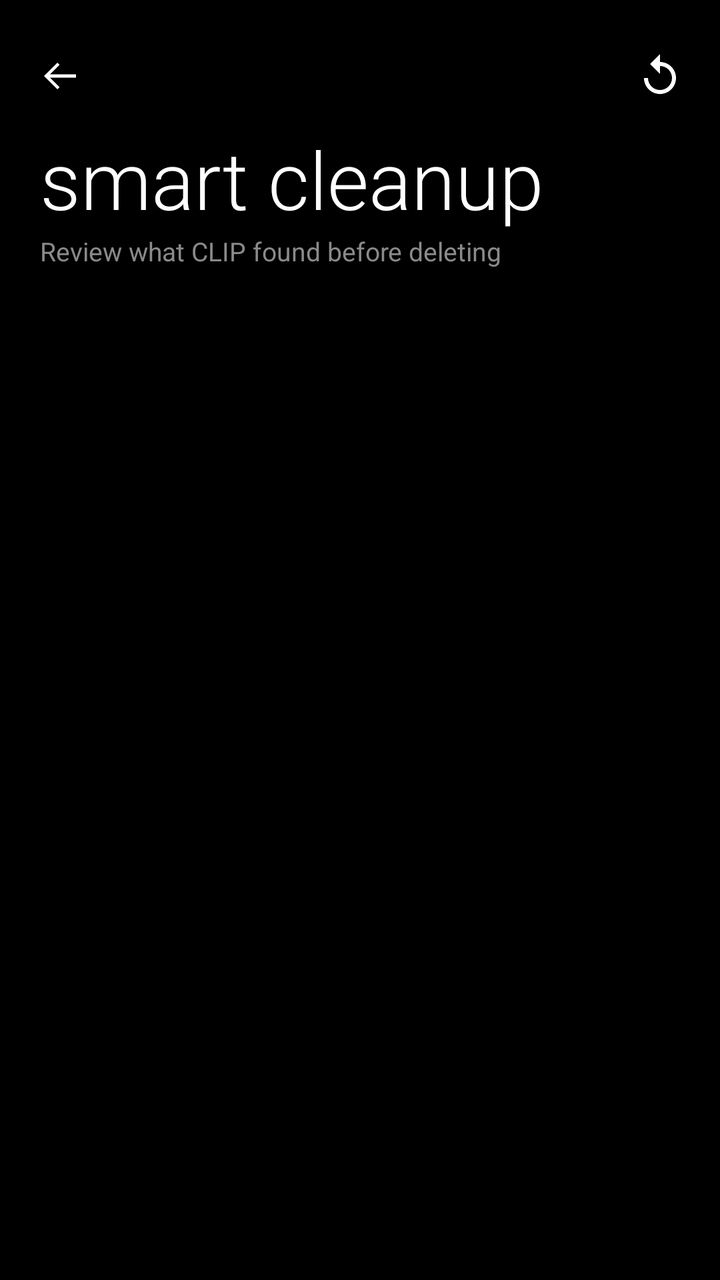
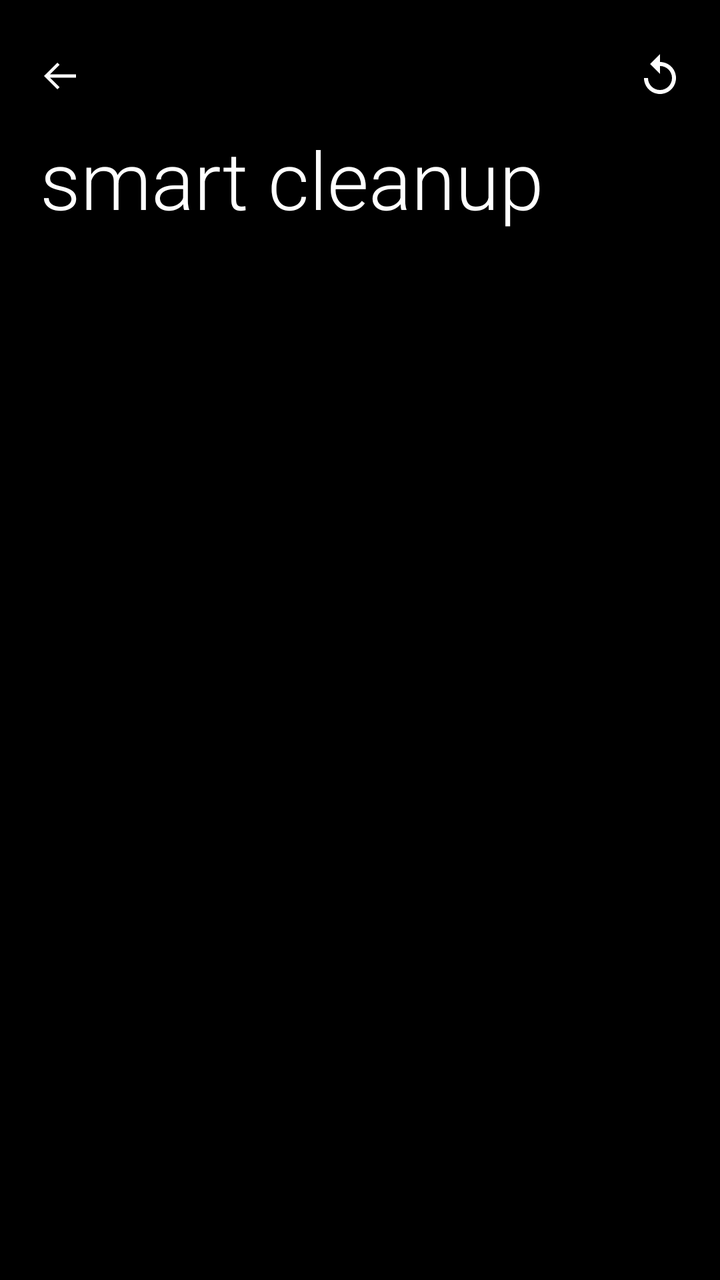

Before-and-after screenshots of an Android layout around one commit, followed by the original layout XML and the change that was made.
<!-- AndroidManifest.xml: application theme Theme.GallerySearch -->
<!-- res/layout/activity_smart_cleanup.xml -->
<?xml version="1.0" encoding="utf-8"?>
<FrameLayout xmlns:android="http://schemas.android.com/apk/res/android"
    android:id="@+id/cleanupRoot"
    android:layout_width="match_parent"
    android:layout_height="match_parent"
    android:background="#000000">

    <LinearLayout
        android:layout_width="match_parent"
        android:layout_height="match_parent"
        android:orientation="vertical">

        <FrameLayout
            android:id="@+id/topBar"
            android:layout_width="match_parent"
            android:layout_height="wrap_content"
            android:paddingTop="14dp"
            android:paddingBottom="6dp">

            <ImageButton
                android:id="@+id/backBtn"
                android:layout_width="48dp"
                android:layout_height="48dp"
                android:layout_gravity="start|center_vertical"
                android:layout_marginStart="6dp"
                android:background="?android:attr/selectableItemBackgroundBorderless"
                android:contentDescription="Back"
                android:padding="12dp"
                android:src="@drawable/ic_fluent_back_24_regular"
                android:tint="#FFFFFF" />

            <ImageButton
                android:id="@+id/refreshBtn"
                android:layout_width="48dp"
                android:layout_height="48dp"
                android:layout_gravity="end|center_vertical"
                android:layout_marginEnd="6dp"
                android:background="?android:attr/selectableItemBackgroundBorderless"
                android:contentDescription="Refresh"
                android:padding="12dp"
                android:src="@drawable/ic_fluent_replay_24_regular"
                android:tint="#FFFFFF" />
        </FrameLayout>

        <FrameLayout
            android:layout_width="match_parent"
            android:layout_height="0dp"
            android:layout_weight="1">

            
            <ScrollView
                android:id="@+id/overviewView"
                android:layout_width="match_parent"
                android:layout_height="match_parent"
                android:scrollbars="none">

                <LinearLayout
                    android:layout_width="match_parent"
                    android:layout_height="wrap_content"
                    android:orientation="vertical"
                    android:paddingStart="20dp"
                    android:paddingEnd="20dp"
                    android:paddingBottom="32dp">

                    <TextView
                        android:layout_width="wrap_content"
                        android:layout_height="wrap_content"
                        android:fontFamily="sans-serif-light"
                        android:includeFontPadding="false"
                        android:text="smart cleanup"
                        android:textColor="#FFFFFF"
                        android:textSize="40sp" />

                    <TextView
                        android:id="@+id/overviewSubtitle"
                        android:layout_width="match_parent"
                        android:layout_height="wrap_content"
                        android:includeFontPadding="false"
                        android:paddingTop="4dp"
                        android:text="Review what CLIP found before deleting"
                        android:textColor="#8A8A8A"
                        android:textSize="13sp" />

                    
                    <LinearLayout
                        android:id="@+id/progressRow"
                        android:layout_width="match_parent"
                        android:layout_height="wrap_content"
                        android:layout_marginTop="28dp"
                        android:gravity="center_vertical"
                        android:orientation="horizontal"
                        android:visibility="gone">

                        <ProgressBar
                            android:layout_width="22dp"
                            android:layout_height="22dp" />

                        <TextView
                            android:id="@+id/progressText"
                            android:layout_width="wrap_content"
                            android:layout_height="wrap_content"
                            android:layout_marginStart="14dp"
                            android:text="Analyzing your library…"
                            android:textColor="#CFCFCF"
                            android:textSize="14sp" />
                    </LinearLayout>

                    
                    <LinearLayout
                        android:id="@+id/indexingBanner"
                        android:layout_width="match_parent"
                        android:layout_height="wrap_content"
                        android:layout_marginTop="20dp"
                        android:background="#1A1A1A"
                        android:orientation="vertical"
                        android:paddingStart="16dp"
                        android:paddingTop="14dp"
                        android:paddingEnd="16dp"
                        android:paddingBottom="14dp"
                        android:visibility="gone">

                        <TextView
                            android:layout_width="wrap_content"
                            android:layout_height="wrap_content"
                            android:includeFontPadding="false"
                            android:text="Indexing isn't finished"
                            android:textColor="#FFC24B"
                            android:textSize="14sp"
                            android:textStyle="bold" />

                        <TextView
                            android:id="@+id/indexingBannerText"
                            android:layout_width="match_parent"
                            android:layout_height="wrap_content"
                            android:includeFontPadding="false"
                            android:paddingTop="6dp"
                            android:textColor="#B8B8B8"
                            android:textSize="13sp" />
                    </LinearLayout>

                    <LinearLayout
                        android:id="@+id/summaryCard"
                        android:layout_width="match_parent"
                        android:layout_height="wrap_content"
                        android:layout_marginTop="24dp"
                        android:background="#111111"
                        android:orientation="vertical"
                        android:paddingStart="18dp"
                        android:paddingTop="18dp"
                        android:paddingEnd="18dp"
                        android:paddingBottom="18dp"
                        android:visibility="gone">

                        <TextView
                            android:layout_width="wrap_content"
                            android:layout_height="wrap_content"
                            android:includeFontPadding="false"
                            android:text="You can free approximately"
                            android:textColor="#8A8A8A"
                            android:textSize="13sp" />

                        <TextView
                            android:id="@+id/summaryAmount"
                            android:layout_width="wrap_content"
                            android:layout_height="wrap_content"
                            android:fontFamily="sans-serif-light"
                            android:includeFontPadding="false"
                            android:paddingTop="2dp"
                            android:textColor="#3B9EFF"
                            android:textSize="34sp" />

                        <TextView
                            android:id="@+id/summaryItems"
                            android:layout_width="wrap_content"
                            android:layout_height="wrap_content"
                            android:includeFontPadding="false"
                            android:paddingTop="2dp"
                            android:textColor="#B8B8B8"
                            android:textSize="13sp" />
                    </LinearLayout>

                    <LinearLayout
                        android:id="@+id/tilesContainer"
                        android:layout_width="match_parent"
                        android:layout_height="wrap_content"
                        android:layout_marginTop="20dp"
                        android:orientation="vertical" />

                    <TextView
                        android:id="@+id/emptyText"
                        android:layout_width="match_parent"
                        android:layout_height="wrap_content"
                        android:layout_marginTop="48dp"
                        android:gravity="center"
                        android:text="Your library looks clean — nothing to remove."
                        android:textColor="#8A8A8A"
                        android:textSize="14sp"
                        android:visibility="gone" />
                </LinearLayout>
            </ScrollView>

            
            <LinearLayout
                android:id="@+id/detailView"
                android:layout_width="match_parent"
                android:layout_height="match_parent"
                android:orientation="vertical"
                android:visibility="gone">

                <FrameLayout
                    android:layout_width="match_parent"
                    android:layout_height="wrap_content"
                    android:paddingStart="20dp"
                    android:paddingTop="4dp"
                    android:paddingEnd="20dp"
                    android:paddingBottom="10dp">

                    <TextView
                        android:id="@+id/detailTitle"
                        android:layout_width="wrap_content"
                        android:layout_height="wrap_content"
                        android:layout_gravity="start|center_vertical"
                        android:fontFamily="sans-serif-light"
                        android:includeFontPadding="false"
                        android:textColor="#FFFFFF"
                        android:textSize="30sp" />

                    <TextView
                        android:id="@+id/selectAllBtn"
                        android:layout_width="wrap_content"
                        android:layout_height="wrap_content"
                        android:layout_gravity="end|center_vertical"
                        android:background="?android:attr/selectableItemBackground"
                        android:clickable="true"
                        android:focusable="true"
                        android:padding="8dp"
                        android:text="Select all"
                        android:textColor="#3B9EFF"
                        android:textSize="14sp" />
                </FrameLayout>

                <TextView
                    android:id="@+id/detailHint"
                    android:layout_width="match_parent"
                    android:layout_height="wrap_content"
                    android:includeFontPadding="false"
                    android:paddingStart="20dp"
                    android:paddingEnd="20dp"
                    android:paddingBottom="10dp"
                    android:textColor="#8A8A8A"
                    android:textSize="13sp" />

                <androidx.recyclerview.widget.RecyclerView
                    android:id="@+id/cleanupGrid"
                    android:layout_width="match_parent"
                    android:layout_height="0dp"
                    android:layout_weight="1"
                    android:clipToPadding="false"
                    android:scrollbars="none" />

                <TextView
                    android:id="@+id/deleteBar"
                    android:layout_width="match_parent"
                    android:layout_height="wrap_content"
                    android:background="#E2444A"
                    android:clickable="true"
                    android:focusable="true"
                    android:gravity="center"
                    android:paddingTop="18dp"
                    android:paddingBottom="18dp"
                    android:text="Delete"
                    android:textColor="#FFFFFF"
                    android:textSize="15sp"
                    android:textStyle="bold" />
            </LinearLayout>
        </FrameLayout>
    </LinearLayout>
</FrameLayout>
<!-- resources referenced by this layout -->
<resources>
  <!-- drawable ic_fluent_back_24_regular (drawable) -->
  <vector xmlns:android="http://schemas.android.com/apk/res/android"
      android:width="24dp"
      android:height="24dp"
      android:viewportWidth="24"
      android:viewportHeight="24">
      <path android:fillColor="#FFFFFFFF" android:pathData="M10.7,5.3L4,12l6.7,6.7l1.1,-1.1L7,12.8h13v-1.6H7l4.8,-4.8z"/>
  </vector>
  <!-- drawable ic_fluent_replay_24_regular (drawable) -->
  <vector xmlns:android="http://schemas.android.com/apk/res/android"
      android:width="24dp"
      android:height="24dp"
      android:viewportWidth="24"
      android:viewportHeight="24">
      <path
          android:fillColor="#FFFFFFFF"
          android:pathData="M12,5V1L7,6l5,5V7c3.31,0 6,2.69 6,6s-2.69,6 -6,6 -6,-2.69 -6,-6H4c0,4.42 3.58,8 8,8s8,-3.58 8,-8 -3.58,-8 -8,-8z" />
  </vector>
  <style name="Theme.GallerySearch" parent="Theme.AppCompat.DayNight.NoActionBar">
          <item name="android:fontFamily">sans-serif</item>
          <item name="android:windowLightStatusBar">false</item>
          <item name="android:navigationBarColor">@color/metroNavBar</item>
          <item name="android:statusBarColor">@color/metroStatusBar</item>
          <item name="android:windowNoTitle">true</item>
          <item name="android:windowActionBar">false</item>
          <item name="colorAccent">@color/metroAccent</item>
      </style>
  <color name="metroNavBar">#FF000000</color>
  <color name="metroStatusBar">#FF0A0A0A</color>
  <color name="metroAccent">#FF3B9EFF</color>
</resources>

<!-- the commit's change to res/layout/activity_smart_cleanup.xml (unified diff, before → after) -->
@@ -71,38 +71,67 @@
                         android:textColor="#FFFFFF"
                         android:textSize="40sp" />
 
-                    <TextView
-                        android:id="@+id/overviewSubtitle"
-                        android:layout_width="match_parent"
-                        android:layout_height="wrap_content"
-                        android:includeFontPadding="false"
-                        android:paddingTop="4dp"
-                        android:text="Review what CLIP found before deleting"
-                        android:textColor="#8A8A8A"
-                        android:textSize="13sp" />
-
                     
                     <LinearLayout
                         android:id="@+id/progressRow"
                         android:layout_width="match_parent"
                         android:layout_height="wrap_content"
-                        android:layout_marginTop="28dp"
-                        android:gravity="center_vertical"
-                        android:orientation="horizontal"
+                        android:layout_marginTop="20dp"
+                        android:orientation="vertical"
                         android:visibility="gone">
 
+                        <LinearLayout
+                            android:layout_width="match_parent"
+                            android:layout_height="wrap_content"
+                            android:gravity="center_vertical"
+                            android:orientation="horizontal">
+
+                            <TextView
+                                android:id="@+id/progressText"
+                                android:layout_width="0dp"
+                                android:layout_height="wrap_content"
+                                android:layout_weight="1"
+                                android:text="Analyzing your library…"
+                                android:textColor="#CFCFCF"
+                                android:textSize="13sp" />
+
+                            <TextView
+                                android:id="@+id/pauseResumeBtn"
+                                android:layout_width="wrap_content"
+                                android:layout_height="wrap_content"
+                                android:background="?android:attr/selectableItemBackground"
+                                android:clickable="true"
+                                android:focusable="true"
+                                android:padding="8dp"
+                                android:text="Pause"
+                                android:textColor="#3B9EFF"
+                                android:textSize="13sp"
+                                android:textStyle="bold" />
+
+                            <TextView
+                                android:id="@+id/stopBtn"
+                                android:layout_width="wrap_content"
+                                android:layout_height="wrap_content"
+                                android:layout_marginStart="8dp"
+                                android:background="?android:attr/selectableItemBackground"
+                                android:clickable="true"
+                                android:focusable="true"
+                                android:padding="8dp"
+                                android:text="Stop"
+                                android:textColor="#9A9A9A"
+                                android:textSize="13sp"
+                                android:textStyle="bold" />
+                        </LinearLayout>
+
                         <ProgressBar
-                            android:layout_width="22dp"
-                            android:layout_height="22dp" />
-
-                        <TextView
-                            android:id="@+id/progressText"
-                            android:layout_width="wrap_content"
-                            android:layout_height="wrap_content"
-                            android:layout_marginStart="14dp"
-                            android:text="Analyzing your library…"
-                            android:textColor="#CFCFCF"
-                            android:textSize="14sp" />
+                            android:id="@+id/progressBar"
+                            style="@android:style/Widget.ProgressBar.Horizontal"
+                            android:layout_width="match_parent"
+                            android:layout_height="wrap_content"
+                            android:layout_marginTop="8dp"
+                            android:max="100"
+                            android:progress="0"
+                            android:progressTint="#3B9EFF" />
                     </LinearLayout>
 
                     
